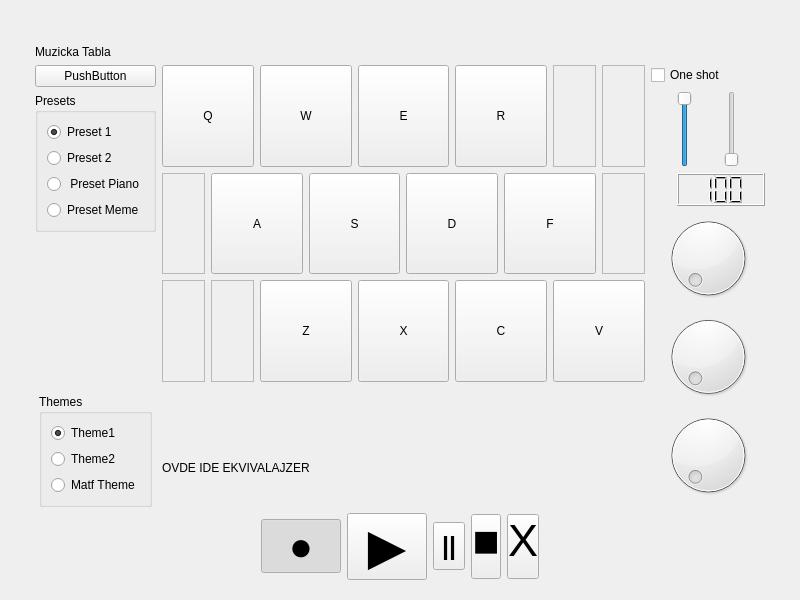
First picture: the form in src/mainwindow.ui, repository goldengun1/Music_Board, before the edit.
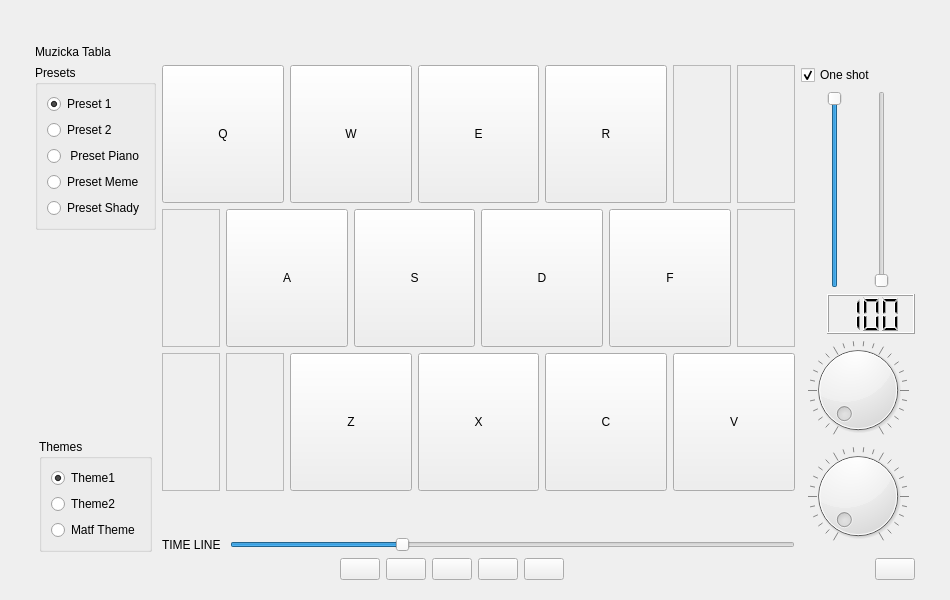
Second picture: the form after the edit. Icons and pictures are not drawn. Custom widgets are drawn as their Qt base class.

Commit message: Material icons for recorder and another board preset added

```diff
--- a/src/mainwindow.ui
+++ b/src/mainwindow.ui
@@ -6,7 +6,7 @@
    <rect>
     <x>0</x>
     <y>0</y>
-    <width>800</width>
+    <width>950</width>
     <height>600</height>
    </rect>
   </property>
@@ -18,13 +18,16 @@
   </property>
   <property name="minimumSize">
    <size>
-    <width>800</width>
+    <width>950</width>
     <height>600</height>
    </size>
   </property>
   <property name="windowTitle">
    <string>MainWindow</string>
   </property>
+  <property name="styleSheet">
+   <string notr="true"/>
+  </property>
   <layout class="QGridLayout" name="gridLayout_2" rowstretch="0,0,0,0" columnstretch="1,7,1">
    <property name="leftMargin">
     <number>35</number>
@@ -50,22 +53,6 @@
    </item>
    <item row="1" column="0" rowspan="2">
     <layout class="QVBoxLayout" name="verticalLayout_2">
-     <item>
-      <widget class="QPushButton" name="pushButton">
-       <property name="sizePolicy">
-        <sizepolicy hsizetype="Preferred" vsizetype="Preferred">
-         <horstretch>0</horstretch>
-         <verstretch>0</verstretch>
-        </sizepolicy>
-       </property>
-       <property name="styleSheet">
-        <string notr="true"/>
-       </property>
-       <property name="text">
-        <string>PushButton</string>
-       </property>
-      </widget>
-     </item>
      <item>
       <widget class="QGroupBox" name="groupBox_2">
        <property name="title">
@@ -103,6 +90,13 @@
           </property>
          </widget>
         </item>
+        <item>
+         <widget class="QRadioButton" name="radioPreset5">
+          <property name="text">
+           <string>Preset Shady</string>
+          </property>
+         </widget>
+        </item>
        </layout>
       </widget>
      </item>
@@ -451,7 +445,26 @@
        <item>
         <widget class="QLabel" name="label">
          <property name="text">
-          <string>OVDE IDE EKVIVALAJZER</string>
+          <string>TIME LINE </string>
+         </property>
+        </widget>
+       </item>
+       <item>
+        <widget class="QSlider" name="horizontalSlider">
+         <property name="maximum">
+          <number>100</number>
+         </property>
+         <property name="pageStep">
+          <number>5</number>
+         </property>
+         <property name="value">
+          <number>30</number>
+         </property>
+         <property name="sliderPosition">
+          <number>30</number>
+         </property>
+         <property name="orientation">
+          <enum>Qt::Horizontal</enum>
          </property>
         </widget>
        </item>
@@ -483,86 +496,106 @@
         </sizepolicy>
        </property>
        <property name="styleSheet">
-        <string notr="true">color: &quot;#FF0000&quot;;
-height: &quot;30px&quot;;
-width: &quot;30px&quot;;
-font: 40px;
-padding-bottom: &quot;10px&quot;;</string>
+        <string notr="true"/>
        </property>
        <property name="text">
-        <string>●</string>
+        <string/>
+       </property>
+       <property name="icon">
+        <iconset resource="../slika.qrc">
+         <normaloff>:/src/resursi/slike/icons8_record_96px_2.png</normaloff>:/src/resursi/slike/icons8_record_96px_2.png</iconset>
+       </property>
+       <property name="iconSize">
+        <size>
+         <width>25</width>
+         <height>32</height>
+        </size>
        </property>
        <property name="checkable">
-        <bool>true</bool>
+        <bool>false</bool>
        </property>
        <property name="checked">
-        <bool>true</bool>
+        <bool>false</bool>
        </property>
        <property name="autoRepeat">
-        <bool>true</bool>
+        <bool>false</bool>
        </property>
        <property name="autoExclusive">
-        <bool>true</bool>
+        <bool>false</bool>
        </property>
       </widget>
      </item>
      <item>
       <widget class="QPushButton" name="pbPlay">
        <property name="styleSheet">
-        <string notr="true">color: &quot;#FFFFFF&quot;;
-height: &quot;30px&quot;;
-width: &quot;30px&quot;;
-font: 50px;
-padding-bottom: &quot;10px&quot;;</string>
+        <string notr="true"/>
        </property>
        <property name="text">
-        <string>▶</string>
+        <string/>
+       </property>
+       <property name="icon">
+        <iconset resource="../slika.qrc">
+         <normaloff>:/src/resursi/slike/icons8_play_48px.png</normaloff>:/src/resursi/slike/icons8_play_48px.png</iconset>
+       </property>
+       <property name="iconSize">
+        <size>
+         <width>25</width>
+         <height>32</height>
+        </size>
        </property>
       </widget>
      </item>
      <item>
       <widget class="QPushButton" name="pbPause">
-       <property name="styleSheet">
-        <string notr="true">color: &quot;#FFFFFF&quot;;
-height: 30px;
-width: 30px;
-font: 25px;
-font-weight: 900;
-padding-top: 8px;
-padding-bottom: 8px;</string>
-       </property>
        <property name="text">
-        <string notr="true">||</string>
+        <string notr="true"/>
+       </property>
+       <property name="icon">
+        <iconset resource="../slika.qrc">
+         <normaloff>:/src/resursi/slike/icons8_pause_52px.png</normaloff>:/src/resursi/slike/icons8_pause_52px.png</iconset>
+       </property>
+       <property name="iconSize">
+        <size>
+         <width>25</width>
+         <height>32</height>
+        </size>
        </property>
       </widget>
      </item>
      <item>
       <widget class="QPushButton" name="pbStop">
-       <property name="styleSheet">
-        <string notr="true">color: &quot;#FFFFFF&quot;;
-height: &quot;30px&quot;;
-width: &quot;30px&quot;;
-font: 45px;
-text-align: &quot;center:&quot;;
-padding-bottom: 12px;</string>
-       </property>
        <property name="text">
-        <string>■</string>
+        <string/>
+       </property>
+       <property name="icon">
+        <iconset resource="../slika.qrc">
+         <normaloff>:/src/resursi/slike/icons8_stop_48px.png</normaloff>:/src/resursi/slike/icons8_stop_48px.png</iconset>
+       </property>
+       <property name="iconSize">
+        <size>
+         <width>25</width>
+         <height>32</height>
+        </size>
        </property>
       </widget>
      </item>
      <item>
       <widget class="QPushButton" name="pbDelete">
        <property name="styleSheet">
-        <string notr="true">color: &quot;#FFFFFF&quot;;
-height: &quot;30px&quot;;
-width: &quot;30px&quot;;
-font: 45px;
-text-align: &quot;center:&quot;;
-padding-bottom: 12px;</string>
+        <string notr="true"/>
        </property>
        <property name="text">
-        <string>X</string>
+        <string/>
+       </property>
+       <property name="icon">
+        <iconset resource="../slika.qrc">
+         <normaloff>:/src/resursi/slike/icons8_trash_can_48px.png</normaloff>:/src/resursi/slike/icons8_trash_can_48px.png</iconset>
+       </property>
+       <property name="iconSize">
+        <size>
+         <width>25</width>
+         <height>32</height>
+        </size>
        </property>
       </widget>
      </item>
@@ -579,48 +612,36 @@
        </property>
       </spacer>
      </item>
+     <item>
+      <widget class="QPushButton" name="pbSaveButton">
+       <property name="sizePolicy">
+        <sizepolicy hsizetype="Fixed" vsizetype="Fixed">
+         <horstretch>0</horstretch>
+         <verstretch>0</verstretch>
+        </sizepolicy>
+       </property>
+       <property name="styleSheet">
+        <string notr="true"/>
+       </property>
+       <property name="text">
+        <string/>
+       </property>
+       <property name="icon">
+        <iconset resource="../slika.qrc">
+         <normaloff>:/src/resursi/slike/icons8_save_200px.png</normaloff>:/src/resursi/slike/icons8_save_200px.png</iconset>
+       </property>
+       <property name="iconSize">
+        <size>
+         <width>40</width>
+         <height>40</height>
+        </size>
+       </property>
+      </widget>
+     </item>
     </layout>
    </item>
    <item row="1" column="2">
     <layout class="QGridLayout" name="gridLayout_3">
-     <item row="1" column="0">
-      <spacer name="horizontalSpacer_2">
-       <property name="orientation">
-        <enum>Qt::Horizontal</enum>
-       </property>
-       <property name="sizeType">
-        <enum>QSizePolicy::Fixed</enum>
-       </property>
-       <property name="sizeHint" stdset="0">
-        <size>
-         <width>20</width>
-         <height>20</height>
-        </size>
-       </property>
-      </spacer>
-     </item>
-     <item row="4" column="0" colspan="5">
-      <widget class="QDial" name="dial_3"/>
-     </item>
-     <item row="5" column="0" colspan="5">
-      <widget class="QDial" name="dial_2"/>
-     </item>
-     <item row="2" column="0">
-      <spacer name="verticalSpacer_2">
-       <property name="orientation">
-        <enum>Qt::Vertical</enum>
-       </property>
-       <property name="sizeType">
-        <enum>QSizePolicy::Preferred</enum>
-       </property>
-       <property name="sizeHint" stdset="0">
-        <size>
-         <width>20</width>
-         <height>40</height>
-        </size>
-       </property>
-      </spacer>
-     </item>
      <item row="2" column="1" colspan="4">
       <widget class="QLCDNumber" name="lcdVolDisplay">
        <property name="digitCount">
@@ -634,27 +655,30 @@
        </property>
       </widget>
      </item>
-     <item row="1" column="4">
-      <spacer name="horizontalSpacer_3">
-       <property name="orientation">
-        <enum>Qt::Horizontal</enum>
-       </property>
-       <property name="sizeType">
-        <enum>QSizePolicy::Fixed</enum>
-       </property>
-       <property name="sizeHint" stdset="0">
-        <size>
-         <width>20</width>
-         <height>20</height>
-        </size>
-       </property>
-      </spacer>
-     </item>
      <item row="0" column="0" colspan="5">
       <widget class="QCheckBox" name="oneShotCB">
        <property name="text">
         <string>One shot</string>
        </property>
+       <property name="checked">
+        <bool>true</bool>
+       </property>
+      </widget>
+     </item>
+     <item row="3" column="0" colspan="5">
+      <widget class="QDial" name="dial">
+       <property name="styleSheet">
+        <string notr="true"/>
+       </property>
+       <property name="invertedAppearance">
+        <bool>false</bool>
+       </property>
+       <property name="invertedControls">
+        <bool>false</bool>
+       </property>
+       <property name="notchesVisible">
+        <bool>true</bool>
+       </property>
       </widget>
      </item>
      <item row="1" column="3">
@@ -664,6 +688,54 @@
        </property>
       </widget>
      </item>
+     <item row="1" column="0">
+      <spacer name="horizontalSpacer_2">
+       <property name="orientation">
+        <enum>Qt::Horizontal</enum>
+       </property>
+       <property name="sizeType">
+        <enum>QSizePolicy::Fixed</enum>
+       </property>
+       <property name="sizeHint" stdset="0">
+        <size>
+         <width>20</width>
+         <height>20</height>
+        </size>
+       </property>
+      </spacer>
+     </item>
+     <item row="2" column="0">
+      <spacer name="verticalSpacer_2">
+       <property name="orientation">
+        <enum>Qt::Vertical</enum>
+       </property>
+       <property name="sizeType">
+        <enum>QSizePolicy::Preferred</enum>
+       </property>
+       <property name="sizeHint" stdset="0">
+        <size>
+         <width>20</width>
+         <height>40</height>
+        </size>
+       </property>
+      </spacer>
+     </item>
+     <item row="1" column="4">
+      <spacer name="horizontalSpacer_3">
+       <property name="orientation">
+        <enum>Qt::Horizontal</enum>
+       </property>
+       <property name="sizeType">
+        <enum>QSizePolicy::Fixed</enum>
+       </property>
+       <property name="sizeHint" stdset="0">
+        <size>
+         <width>20</width>
+         <height>20</height>
+        </size>
+       </property>
+      </spacer>
+     </item>
      <item row="1" column="2">
       <spacer name="horizontalSpacer">
        <property name="orientation">
@@ -680,10 +752,10 @@
        </property>
       </spacer>
      </item>
-     <item row="3" column="0" colspan="5">
-      <widget class="QDial" name="dial">
-       <property name="styleSheet">
-        <string notr="true"/>
+     <item row="4" column="0" colspan="5">
+      <widget class="QDial" name="dial_3">
+       <property name="notchesVisible">
+        <bool>true</bool>
        </property>
       </widget>
      </item>
```
Left out of the diff: 4 changed lines with no effect on the pictures. The commit also changes 28 other files.
